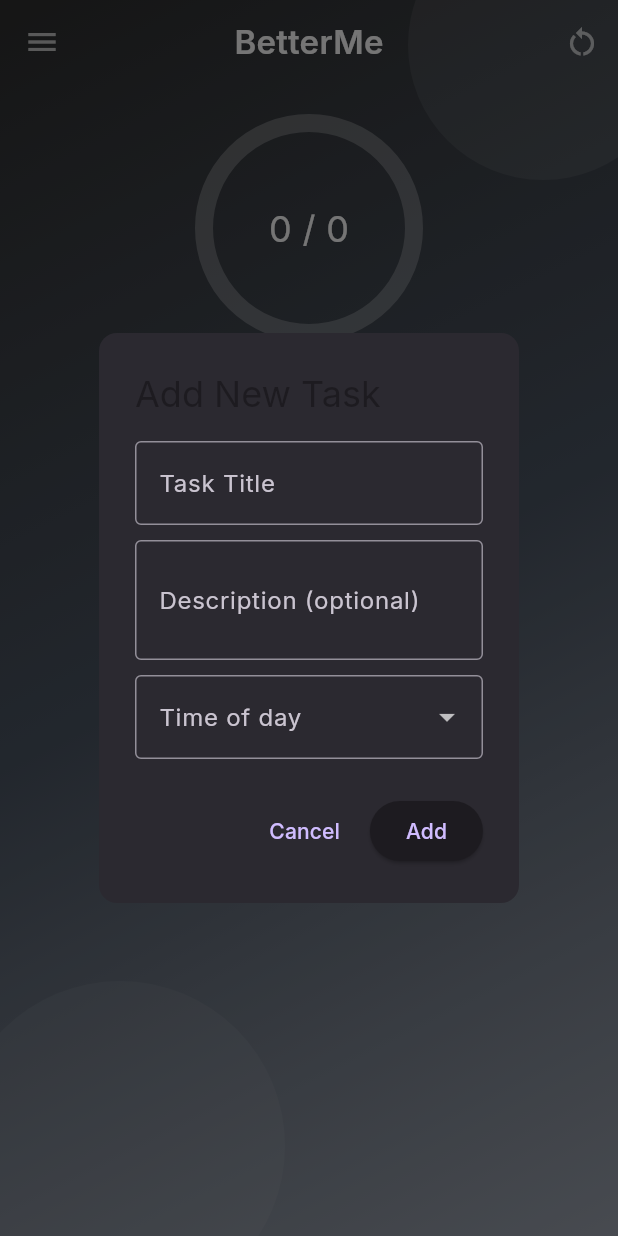
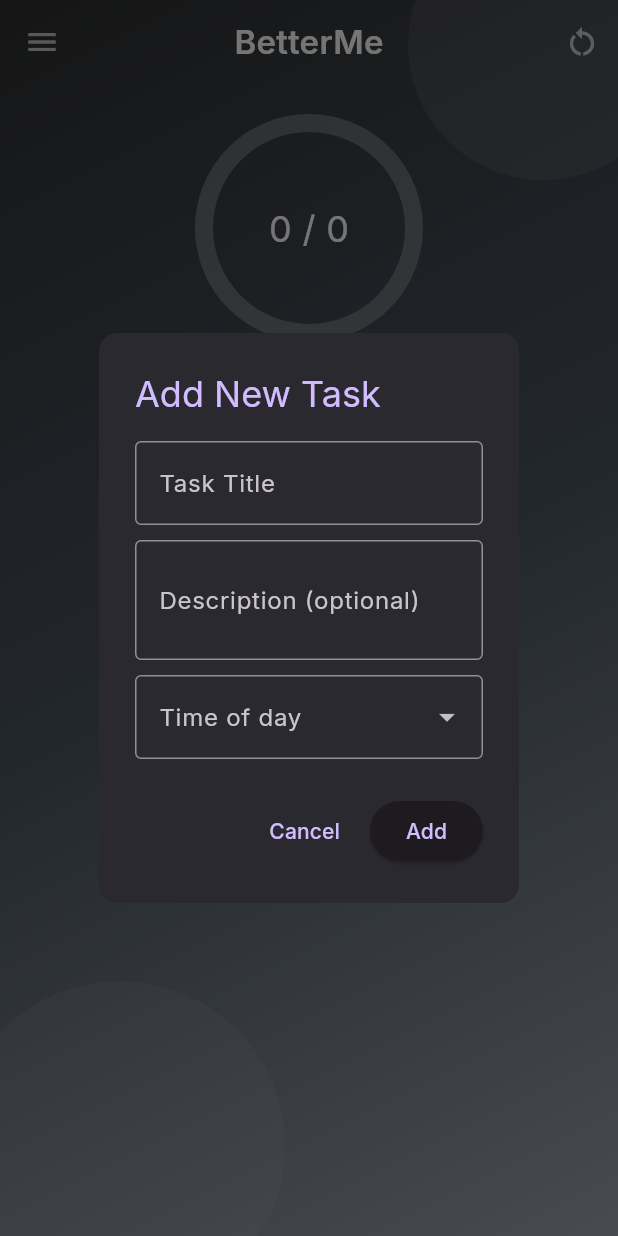
Before and after one commit to Kural002/BetterMe, a Flutter app: the screen it shows once a user with an empty profile is signed in, after a tap on "Add Habit", on a phone screen of 412 x 824 dp. Run offline on Flutter 3.47's test engine with Material 3 defaults, Android fonts, the phone set to English and light mode, and no system bars; our stand-ins replace cloud_firestore, firebase_auth, firebase_core, google_fonts, google_sign_in; accounts and stored records are empty.

```diff
--- a/lib/main.dart
+++ b/lib/main.dart
@@ -1,4 +1,5 @@
 import 'package:flutter/material.dart';
+import 'package:flutter/services.dart';
 import 'package:provider/provider.dart';
 import 'package:firebase_core/firebase_core.dart';
 import 'viewmodels/task_viewmodel.dart';
@@ -8,6 +9,10 @@ import 'utils/app_theme.dart';
 
 void main() async {
   WidgetsFlutterBinding.ensureInitialized();
+  SystemChrome.setPreferredOrientations([
+    DeviceOrientation.portraitUp,
+    DeviceOrientation.portraitDown,
+  ]);
   await Firebase.initializeApp();
   runApp(const HabitifyApp());
 }
--- a/lib/views/home_screen.dart
+++ b/lib/views/home_screen.dart
@@ -42,7 +42,10 @@ class _HomeScreenState extends State<HomeScreen> {
           return AlertDialog(
             shape:
                 RoundedRectangleBorder(borderRadius: BorderRadius.circular(12)),
-            title: const Text("Add New Task"),
+            title: Text(
+              "Add New Task",
+              style: TextStyle(color: Theme.of(context).colorScheme.primary),
+            ),
             content: SingleChildScrollView(
               child: StatefulBuilder(
                 builder: (context, setState) {
@@ -73,12 +76,17 @@ class _HomeScreenState extends State<HomeScreen> {
                           border: OutlineInputBorder(),
                         ),
                         items: const [
-                      DropdownMenuItem(value: 'morning', child: Text('Morning')),
-                      DropdownMenuItem(value: 'afternoon', child: Text('Afternoon')),
-                      DropdownMenuItem(value: 'evening', child: Text('Evening')),
-                      DropdownMenuItem(value: 'night', child: Text('Night')),
+                          DropdownMenuItem(
+                              value: 'morning', child: Text('Morning')),
+                          DropdownMenuItem(
+                              value: 'afternoon', child: Text('Afternoon')),
+                          DropdownMenuItem(
+                              value: 'evening', child: Text('Evening')),
+                          DropdownMenuItem(
+                              value: 'night', child: Text('Night')),
                         ],
-                    onChanged: (val) => setState(() => selectedTimeOfDay = val),
+                        onChanged: (val) =>
+                            setState(() => selectedTimeOfDay = val),
                       ),
                     ],
                   );
@@ -120,7 +128,6 @@ class _HomeScreenState extends State<HomeScreen> {
 
     return Stack(
       children: [
-        // Grey gradient background to match LoginScreen theme
         Container(
           decoration: BoxDecoration(
             gradient: LinearGradient(
@@ -130,7 +137,6 @@ class _HomeScreenState extends State<HomeScreen> {
             ),
           ),
         ),
-        // Subtle decorative circles
         Positioned(
           top: -60,
           right: -40,
@@ -160,7 +166,9 @@ class _HomeScreenState extends State<HomeScreen> {
           child: ListView(
             padding: const EdgeInsets.all(16),
             children: [
-          SizedBox(height: kToolbarHeight + MediaQuery.of(context).padding.top + 10),
+              SizedBox(
+                  height:
+                      kToolbarHeight + MediaQuery.of(context).padding.top + 10),
               Center(
                 child: Column(
                   children: [
@@ -173,8 +181,8 @@ class _HomeScreenState extends State<HomeScreen> {
                           child: CircularProgressIndicator(
                             value: progress,
                             strokeWidth: 12,
-                        valueColor:
-                            AlwaysStoppedAnimation<Color>(Colors.greenAccent),
+                            valueColor: AlwaysStoppedAnimation<Color>(
+                                Colors.greenAccent),
                             backgroundColor: Colors.white24,
                           ),
                         ),
@@ -267,8 +275,8 @@ class _HomeScreenState extends State<HomeScreen> {
                   style: ElevatedButton.styleFrom(
                     backgroundColor: Colors.white24,
                     foregroundColor: Colors.white,
-                padding:
-                    const EdgeInsets.symmetric(horizontal: 20, vertical: 12),
+                    padding: const EdgeInsets.symmetric(
+                        horizontal: 20, vertical: 12),
                     shape: RoundedRectangleBorder(
                       borderRadius: BorderRadius.circular(8),
                     ),
@@ -283,7 +291,6 @@ class _HomeScreenState extends State<HomeScreen> {
                       color: Colors.white,
                     ),
                   ),
-
                   onPressed: () => _showAddTaskDialog(context),
                 ),
               ),
@@ -317,7 +324,10 @@ class _HomeScreenState extends State<HomeScreen> {
         ),
         title: const Text(
           'BetterMe',
-          style: TextStyle(color: Colors.white, fontWeight: FontWeight.w600, letterSpacing: 0.2),
+          style: TextStyle(
+              color: Colors.white,
+              fontWeight: FontWeight.w600,
+              letterSpacing: 0.2),
         ),
         iconTheme: const IconThemeData(color: Colors.white70),
         actions: [
--- a/lib/views/login_screen.dart
+++ b/lib/views/login_screen.dart
@@ -1,5 +1,6 @@
 import 'package:flutter/material.dart';
 import 'dart:ui';
+import 'package:flutter/foundation.dart';
 import 'package:provider/provider.dart';
 import '../viewmodels/task_viewmodel.dart';
 import '../services/auth_service.dart';
@@ -19,12 +20,7 @@ class _LoginScreenState extends State<LoginScreen> {
     setState(() => _isLoading = true);
     try {
       final auth = Provider.of<AuthService>(context, listen: false);
-      final user = await auth.signInWithGoogle();
-      if (user == null && mounted) {
-        ScaffoldMessenger.of(context).showSnackBar(
-          const SnackBar(content: Text('Sign-in cancelled')),
-        );
-      }
+      await auth.signInWithGoogle();
     } catch (e) {
       if (mounted) {
         ScaffoldMessenger.of(context).showSnackBar(
@@ -83,9 +79,12 @@ class _LoginScreenState extends State<LoginScreen> {
             ),
           ),
           // Content
-          Center(
-            child: Padding(
+          SafeArea(
+            child: Center(
+              child: SingleChildScrollView(
                 padding: const EdgeInsets.symmetric(horizontal: 24.0),
+                child: ConstrainedBox(
+                  constraints: const BoxConstraints(maxWidth: 480),
                   child: Column(
                     mainAxisSize: MainAxisSize.min,
                     children: [
@@ -142,7 +141,9 @@ class _LoginScreenState extends State<LoginScreen> {
                                     label: Text(
                                       _isLoading
                                           ? 'Signing in...'
-                                      : 'Continue with Google',
+                                          : (kIsWeb
+                                              ? 'Continue with Google (popup)'
+                                              : 'Continue with Google'),
                                       style: const TextStyle(
                                         fontWeight: FontWeight.w600,
                                       ),
@@ -170,6 +171,8 @@ class _LoginScreenState extends State<LoginScreen> {
                   ),
                 ),
               ),
+            ),
+          ),
         ],
       ),
     );
--- a/pubspec.yaml
+++ b/pubspec.yaml
@@ -19,6 +19,7 @@ dependencies:
   google_fonts: ^4.0.3
   intl: ^0.18.0
   change_app_package_name: ^1.0.6
+  firebase_auth_web:
 
 flutter:
   uses-material-design: true
```
Also changed, not shown: lib/services/auth_service.dart (+10 -3 lines), lib/widgets/app_drawer.dart (+19 -64 lines), pubspec.lock. Lines whose indentation alone changed are shown as unchanged.
